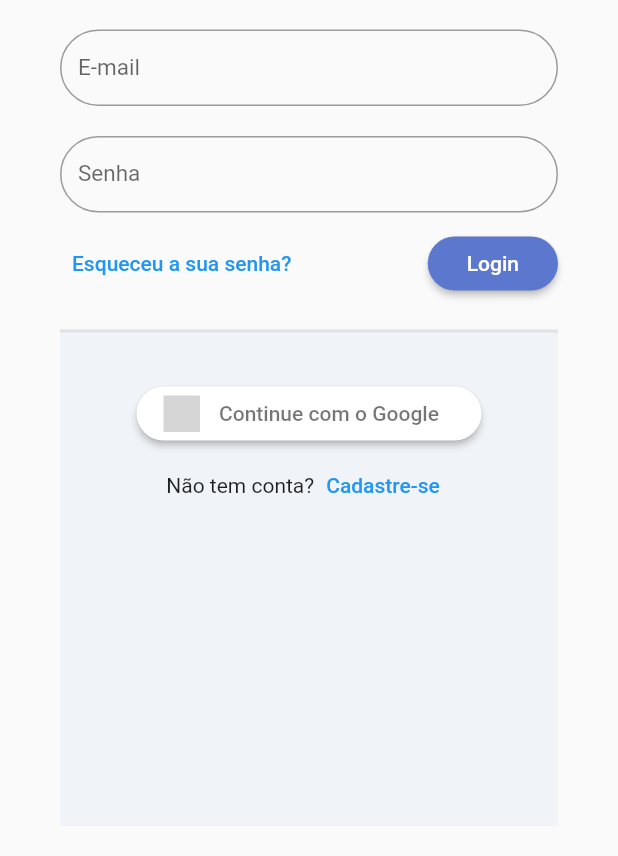
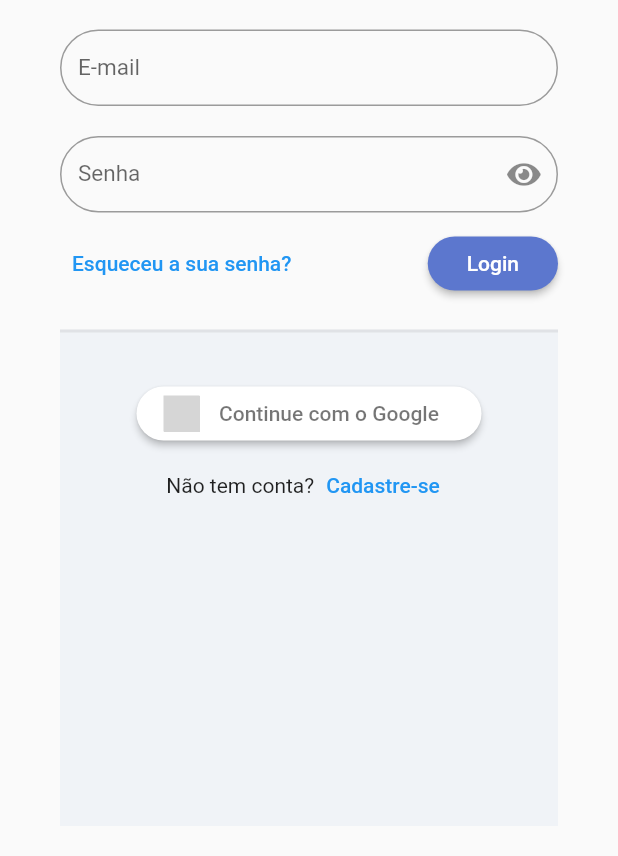
Before and after one commit to Dandy27/calculate-drink-02, a Flutter app: the screen it shows after launch, on a phone screen of 412 x 824 dp, the part 380-1236 px from its top. Run offline on Flutter 3.47's test engine with Material 2 defaults, Android fonts, the phone set to English and light mode, and no system bars; our stand-ins replace flutter_signin_button, google_fonts, sqflite, sqflite_common, synchronized; accounts and stored records are empty; Roboto replaces fonts that are missing (Mandali); statements that could not run were skipped; grey boxes are pictures that could not be loaded.

Commit message:
Customizando o TextFormField

```diff
--- /dev/null
+++ b/calculate_drink_02/lib/app/core/ui/calculate_drink_icons.dart
@@ -0,0 +1,30 @@
+/// Flutter icons CalculateDrinkIcons
+/// Copyright (C) 2022 by original authors @ fluttericon.com, fontello.com
+/// This font was generated by FlutterIcon.com, which is derived from Fontello.
+///
+/// To use this font, place it in your fonts/ directory and include the
+/// following in your pubspec.yaml
+///
+/// flutter:
+///   fonts:
+///    - family:  CalculateDrinkIcons
+///      fonts:
+///       - asset: fonts/CalculateDrinkIcons.ttf
+///
+///
+/// * Font Awesome 5, Copyright (C) 2016 by Dave Gandy
+///         Author:    Dave Gandy
+///         License:   SIL (https://github.com/FortAwesome/Font-Awesome/blob/master/LICENSE.txt)
+///         Homepage:  http://fortawesome.github.com/Font-Awesome/
+///
+import 'package:flutter/widgets.dart';
+
+class CalculateDrinkIcons {
+  CalculateDrinkIcons._();
+
+  static const _kFontFam = 'CalculateDrinkIcons';
+  static const String? _kFontPkg = null;
+
+  static const IconData eye = IconData(0xf06e, fontFamily: _kFontFam, fontPackage: _kFontPkg);
+  static const IconData eye_slash = IconData(0xf070, fontFamily: _kFontFam, fontPackage: _kFontPkg);
+}
--- a/calculate_drink_02/lib/app/core/widget/calculate_drink_field.dart
+++ b/calculate_drink_02/lib/app/core/widget/calculate_drink_field.dart
@@ -1,26 +1,58 @@
 import 'package:flutter/material.dart';
+
+import '../ui/calculate_drink_icons.dart';
 
 class CalculateDrinkField extends StatelessWidget {
   final String label;
+  final IconButton? suffixIconButton;
   final bool obscureText;
-  const CalculateDrinkField({
+  final ValueNotifier<bool> obscureTextVN;
+  final TextEditingController? controller;
+  final FormFieldValidator<String>? validator;
+  CalculateDrinkField({
     Key? key,
-    this.label = '',
+    required this.label,
+    this.suffixIconButton,
     this.obscureText = false,
-  }) : super(key: key);
+    this.controller,
+    this.validator,
+  })  : assert(obscureText == true ? suffixIconButton == null : true,
+            'ObscureText não pode ser enviado em conjunto com suffixIconButton'),
+        obscureTextVN = ValueNotifier(obscureText),
+        super(key: key);
 
   @override
   Widget build(BuildContext context) {
+    return ValueListenableBuilder<bool>(
+      valueListenable: obscureTextVN,
+      builder: (_, obscureTexValue, child) {
         return TextFormField(
           decoration: InputDecoration(
               labelText: label,
               labelStyle: const TextStyle(fontSize: 15),
-          border: OutlineInputBorder(borderRadius: BorderRadius.circular(30)),
+              border:
+                  OutlineInputBorder(borderRadius: BorderRadius.circular(30)),
               errorBorder: OutlineInputBorder(
                   borderRadius: BorderRadius.circular(30),
                   borderSide: const BorderSide(color: Colors.red)),
-          isDense: true),
-      obscureText: obscureText,
+              isDense: true,
+              suffixIcon: suffixIconButton ??
+                  (obscureText == true
+                      ? IconButton(
+                          icon: Icon(
+                            !obscureTexValue
+                                ? CalculateDrinkIcons.eye_slash
+                                : CalculateDrinkIcons.eye,
+                            size: 20,
+                          ),
+                          onPressed: () {
+                            obscureTextVN.value = !obscureTexValue;
+                          },
+                        )
+                      : null)),
+          obscureText: obscureTexValue,
+        );
+      },
     );
   }
 }
--- a/calculate_drink_02/lib/app/modules/auth/login/login_page.dart
+++ b/calculate_drink_02/lib/app/modules/auth/login/login_page.dart
@@ -30,12 +30,14 @@ class LoginPage extends StatelessWidget {
                         const SizedBox(height: 10),
                         const CalculateDrinkLogo(),
                         const SizedBox(height: 20),
-                        const CalculateDrinkField(
+                         CalculateDrinkField(
                           label: 'E-mail',
                         ),
                         const SizedBox(height: 20),
-                        const CalculateDrinkField(
-                            label: 'Senha', obscureText: true),
+                         CalculateDrinkField(
+                          label: 'Senha',
+                          obscureText: true,
+                        ),
                         const SizedBox(height: 10),
                         Row(
                           mainAxisAlignment: MainAxisAlignment.spaceBetween,
```
Also changed, not shown: calculate_drink_02/pubspec.yaml (+4 -4 lines), calculate_drink_02/assets/fonts/calculate_drink_icons.ttf (added). Lines whose indentation alone changed are shown as unchanged.
